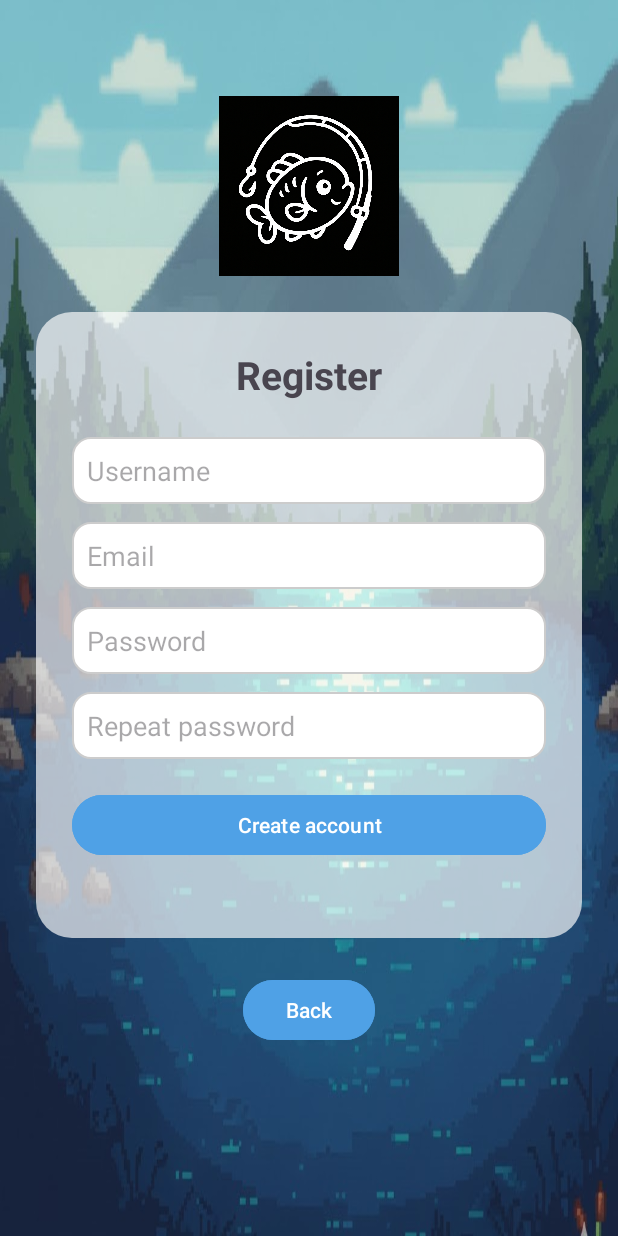
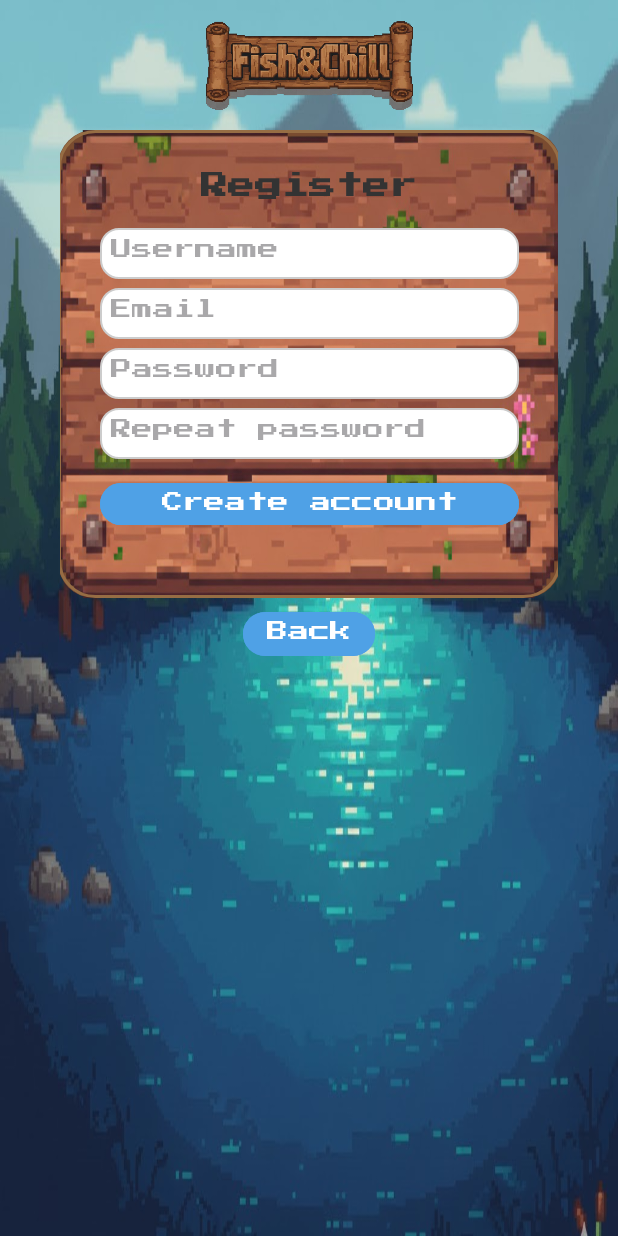
Before and after one commit to Judiiiit/DSA_FishandChill_Frontend, an Android app: the RegisterActivity screen opened directly, with no data from a screen before it, on a phone screen of 412 x 824 dp. Run offline under Robolectric (Android 15) with nearby library versions, the phone set to English and light mode, and no system bars.

Commit message:
Some other improvements to the interface

```diff
--- a/app/src/main/res/drawable/bg_login_card.xml
+++ b/app/src/main/res/drawable/bg_login_card.xml
@@ -1,10 +1,45 @@
 <?xml version="1.0" encoding="utf-8"?>
-<shape xmlns:android="http://schemas.android.com/apk/res/android">
-    <solid android:color="#AAFFFFFF" />
-    <corners android:radius="24dp" />
-    <padding
+<layer-list xmlns:android="http://schemas.android.com/apk/res/android">
+
+    <!-- Fondo marrón con esquinas redondeadas -->
+    <item>
+        <shape android:shape="rectangle">
+            <corners android:radius="24dp" />
+            <solid android:color="#7A4C30" />
+        </shape>
+    </item>
+
+    <!-- Imagen de madera ocupando todo -->
+    <item>
+        <bitmap
+            android:src="@drawable/pixel_wood_bg"
+            android:gravity="fill" />
+    </item>
+
+    <!-- Borde -->
+    <item>
+        <shape android:shape="rectangle">
+            <corners android:radius="24dp" />
+            <stroke
+                android:width="2dp"
+                android:color="#966D44" />
+        </shape>
+    </item>
+
+    <!-- Padding interno del card -->
+    <item
+        android:bottom="4dp"
         android:left="4dp"
-        android:top="4dp"
         android:right="4dp"
-        android:bottom="4dp" />
-</shape>
+        android:top="4dp">
+        <shape android:shape="rectangle">
+            <corners android:radius="20dp" />
+            <padding
+                android:left="16dp"
+                android:top="16dp"
+                android:right="16dp"
+                android:bottom="16dp" />
+        </shape>
+    </item>
+
+</layer-list>
--- a/app/src/main/res/layout/activity_register.xml
+++ b/app/src/main/res/layout/activity_register.xml
@@ -8,110 +8,135 @@
         android:layout_width="match_parent"
         android:layout_height="wrap_content"
         android:orientation="vertical"
-        android:padding="24dp"
-        android:gravity="center_horizontal">
+        android:paddingTop="12dp"    android:paddingBottom="12dp" android:paddingStart="40dp"
+        android:paddingEnd="40dp"
+        android:gravity="center">
 
         <ImageView
             android:id="@+id/ivLogoRegister"
-            android:layout_width="120dp"
-            android:layout_height="120dp"
-            android:layout_marginTop="40dp"
-            android:layout_marginBottom="16dp"
-            android:src="@drawable/splash_logo"
+            android:layout_width="151dp"
+            android:layout_height="60dp"
+            android:layout_marginTop="1dp"
+            android:layout_marginBottom="10dp"
             android:contentDescription="@string/app_name"
-            android:scaleType="centerCrop" />
+            android:scaleType="fitCenter"
+            android:src="@drawable/mainlogo" />
+
+        <FrameLayout
+            android:layout_width="335dp"
+            android:layout_height="312dp"
+            android:layout_marginTop="3dp"
+            android:layout_marginBottom="5dp"
+            android:background="@drawable/bg_login_card">
 
             <LinearLayout
                 android:layout_width="match_parent"
                 android:layout_height="wrap_content"
+                android:background="@android:color/transparent"
                 android:orientation="vertical"
-            android:padding="24dp"
-            android:background="@drawable/bg_login_card"
-            android:layout_marginTop="8dp"
-            android:layout_marginBottom="24dp">
+                android:padding="12dp">
 
                 <TextView
                     android:layout_width="wrap_content"
                     android:layout_height="wrap_content"
+                    android:layout_gravity="center_horizontal"
+                    android:fontFamily="@font/pixel_font"
+                    android:paddingBottom="12dp"
                     android:text="Register"
-                android:textSize="26sp"
-                android:textStyle="bold"
-                android:layout_gravity="center_horizontal"
-                android:paddingBottom="24dp" />
+                    android:textColor="#333333"
+                    android:textSize="18sp"
+                    android:textStyle="bold" />
 
                 <EditText
                     android:id="@+id/etUserReg"
                     android:layout_width="match_parent"
                     android:layout_height="wrap_content"
+                    android:background="@drawable/edittext_rounded"
+                    android:fontFamily="@font/pixel_font"
                     android:hint="Username"
-                android:padding="10dp"
-                android:background="@drawable/edittext_rounded"
-                android:inputType="textPersonName" />
+                    android:inputType="textPersonName"
+                    android:padding="7dp"
+                    android:textSize="14sp" />
 
                 <EditText
                     android:id="@+id/etEmailReg"
                     android:layout_width="match_parent"
                     android:layout_height="wrap_content"
-                android:layout_marginTop="12dp"
+                    android:layout_marginTop="6dp"
+                    android:background="@drawable/edittext_rounded"
+                    android:fontFamily="@font/pixel_font"
                     android:hint="Email"
-                android:padding="10dp"
-                android:background="@drawable/edittext_rounded"
-                android:inputType="textEmailAddress" />
+                    android:inputType="textEmailAddress"
+                    android:padding="7dp"
+                    android:textSize="14sp" />
 
                 <EditText
                     android:id="@+id/etPassReg"
                     android:layout_width="match_parent"
                     android:layout_height="wrap_content"
-                android:layout_marginTop="12dp"
+                    android:layout_marginTop="6dp"
+                    android:background="@drawable/edittext_rounded"
+                    android:fontFamily="@font/pixel_font"
                     android:hint="Password"
-                android:padding="10dp"
-                android:background="@drawable/edittext_rounded"
-                android:inputType="textPassword" />
+                    android:inputType="textPassword"
+                    android:padding="7dp"
+                    android:textSize="14sp" />
 
                 <EditText
                     android:id="@+id/etPassConfirmReg"
                     android:layout_width="match_parent"
                     android:layout_height="wrap_content"
-                android:layout_marginTop="12dp"
+                    android:layout_marginTop="6dp"
+                    android:background="@drawable/edittext_rounded"
+                    android:fontFamily="@font/pixel_font"
                     android:hint="Repeat password"
-                android:padding="10dp"
-                android:background="@drawable/edittext_rounded"
-                android:inputType="textPassword" />
+                    android:inputType="textPassword"
+                    android:padding="7dp"
+                    android:textSize="14sp" />
 
                 <Button
                     android:id="@+id/btnRegister"
                     android:layout_width="match_parent"
-                android:layout_height="48dp"
-                android:layout_marginTop="20dp"
+                    android:layout_height="36dp"
+                    android:layout_marginTop="12dp"
+                    android:backgroundTint="#4FA1E6"
+                    android:fontFamily="@font/pixel_font"
                     android:text="Create account"
                     android:textAllCaps="false"
-                android:backgroundTint="#4FA1E6" />
+                    android:textSize="14sp" />
 
                 <ProgressBar
                     android:id="@+id/progressRegister"
+                    style="?android:attr/progressBarStyleSmall"
                     android:layout_width="wrap_content"
                     android:layout_height="wrap_content"
                     android:layout_gravity="center_horizontal"
-                android:layout_marginTop="8dp"
+                    android:layout_marginTop="4dp"
                     android:visibility="gone" />
 
                 <TextView
                     android:id="@+id/tvMsgRegister"
                     android:layout_width="match_parent"
                     android:layout_height="wrap_content"
-                android:paddingTop="8dp"
-                android:textColor="@android:color/holo_red_dark" />
+                    android:fontFamily="@font/pixel_font"
+                    android:paddingTop="4dp"
+                    android:textColor="@android:color/holo_red_light"
+                    android:textSize="12sp" />
             </LinearLayout>
+
+        </FrameLayout>
 
         <Button
             android:id="@+id/btnBack"
             android:layout_width="wrap_content"
-            android:layout_height="wrap_content"
-            android:paddingLeft="20dp"
-            android:paddingRight="20dp"
+            android:layout_height="37dp"
+            android:backgroundTint="#4FA1E6"
+            android:fontFamily="@font/pixel_font"
+            android:paddingLeft="14dp"
+            android:paddingRight="14dp"
             android:text="Back"
             android:textAllCaps="false"
-            android:backgroundTint="#4FA1E6" />
+            android:textSize="14sp" />
 
     </LinearLayout>
 </ScrollView>
```
Also changed, not shown: app/src/main/res/layout/activity_login.xml (+59 -35 lines), app/src/main/res/layout/activity_main.xml (+17 -14 lines), app/src/main/res/drawable/backimg.png (added), app/src/main/res/drawable/fondo.jpg (deleted), app/src/main/res/drawable/mainlogo.png (added), app/src/main/res/drawable/pixel_wood_bg.png (added), app/src/main/res/font/pixel_font.ttf (added). Lines whose indentation alone changed are shown as unchanged.
